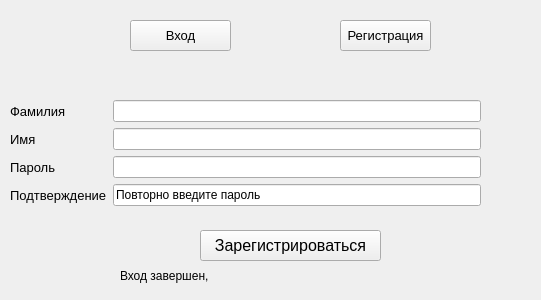
First picture: the form in DATA/registration.ui, repository SMPakhomov/pygame_project_chess, before the edit.
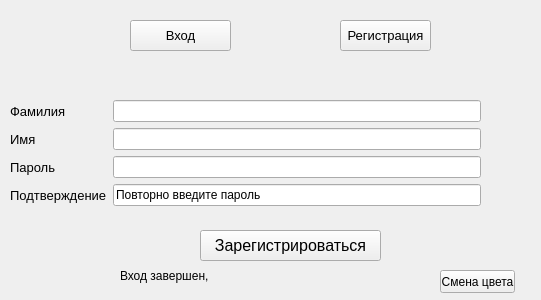
Second picture: the form after the edit.

The edit to the form file:
```diff
--- a/DATA/registration.ui
+++ b/DATA/registration.ui
@@ -166,6 +166,19 @@
     <string>Вход завершен, </string>
    </property>
   </widget>
+  <widget class="QPushButton" name="change_color_btn">
+   <property name="geometry">
+    <rect>
+     <x>440</x>
+     <y>270</y>
+     <width>75</width>
+     <height>23</height>
+    </rect>
+   </property>
+   <property name="text">
+    <string>Смена цвета</string>
+   </property>
+  </widget>
  </widget>
  <resources/>
  <connections/>
```
